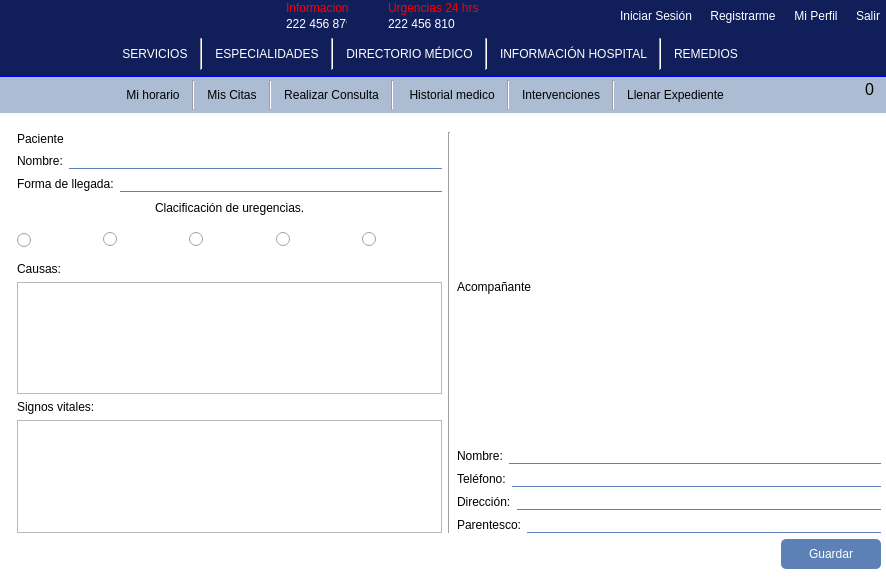
First picture: the form in mainwindow.ui, repository Laloses/Hospital, before the edit.
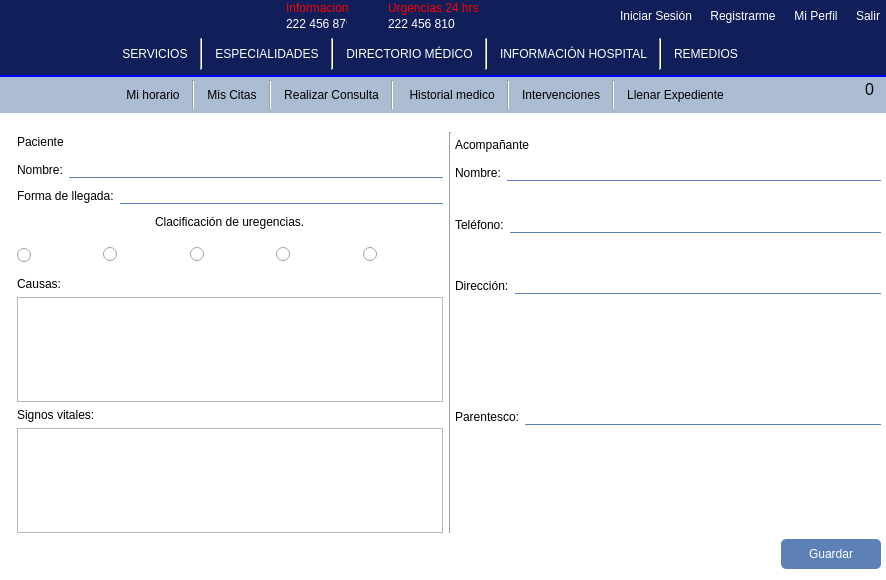
Second picture: the form after the edit. Icons and pictures are not drawn.

Commit message: terminacion casi complatada del espediente probicional

The edit to the form file:
```diff
--- a/mainwindow.ui
+++ b/mainwindow.ui
@@ -7096,21 +7096,28 @@
           </widget>
           <widget class="QWidget" name="page_15">
            <layout class="QGridLayout" name="gridLayout_69">
-            <item row="0" column="0">
+            <item row="0" column="0" rowspan="2">
              <widget class="QLabel" name="label_37">
               <property name="text">
                <string>Paciente</string>
               </property>
              </widget>
             </item>
-            <item row="0" column="1" rowspan="7">
+            <item row="0" column="1" rowspan="11" colspan="2">
              <widget class="Line" name="line_11">
               <property name="orientation">
                <enum>Qt::Vertical</enum>
               </property>
              </widget>
             </item>
-            <item row="1" column="0">
+            <item row="1" column="2">
+             <widget class="QLabel" name="label_41">
+              <property name="text">
+               <string>Acompañante</string>
+              </property>
+             </widget>
+            </item>
+            <item row="2" column="0" rowspan="2">
              <layout class="QGridLayout" name="gridLayout_58">
               <item row="0" column="0">
                <widget class="QLabel" name="label_36">
@@ -7128,7 +7135,21 @@
               </item>
              </layout>
             </item>
-            <item row="2" column="0">
+            <item row="3" column="2">
+             <layout class="QGridLayout" name="gridLayout_62">
+              <item row="0" column="0">
+               <widget class="QLabel" name="label_42">
+                <property name="text">
+                 <string>Nombre:</string>
+                </property>
+               </widget>
+              </item>
+              <item row="0" column="1">
+               <widget class="QLineEdit" name="lineEdit_nombreAcom"/>
+              </item>
+             </layout>
+            </item>
+            <item row="4" column="0">
              <layout class="QGridLayout" name="gridLayout_59">
               <item row="0" column="0">
                <widget class="QLabel" name="label_38">
@@ -7142,7 +7163,7 @@
               </item>
              </layout>
             </item>
-            <item row="3" column="0">
+            <item row="5" column="0" rowspan="2">
              <layout class="QGridLayout" name="gridLayout_68">
               <item row="0" column="0">
                <spacer name="horizontalSpacer_117">
@@ -7179,7 +7200,21 @@
               </item>
              </layout>
             </item>
-            <item row="4" column="0">
+            <item row="6" column="2">
+             <layout class="QGridLayout" name="gridLayout_63">
+              <item row="0" column="0">
+               <widget class="QLabel" name="label_43">
+                <property name="text">
+                 <string>Teléfono:</string>
+                </property>
+               </widget>
+              </item>
+              <item row="0" column="1">
+               <widget class="QLineEdit" name="lineEdit_telefonoAcomp"/>
+              </item>
+             </layout>
+            </item>
+            <item row="7" column="0">
              <layout class="QGridLayout" name="gridLayout_65">
               <item row="2" column="3">
                <widget class="QRadioButton" name="radioButton_naranja">
@@ -7280,7 +7315,7 @@
               </item>
              </layout>
             </item>
-            <item row="5" column="0">
+            <item row="8" column="0" rowspan="2">
              <layout class="QGridLayout" name="gridLayout_60">
               <item row="0" column="0">
                <widget class="QLabel" name="label_39">
@@ -7294,7 +7329,35 @@
               </item>
              </layout>
             </item>
-            <item row="6" column="0">
+            <item row="8" column="2">
+             <layout class="QGridLayout" name="gridLayout_64">
+              <item row="0" column="0">
+               <widget class="QLabel" name="label_44">
+                <property name="text">
+                 <string>Dirección:</string>
+                </property>
+               </widget>
+              </item>
+              <item row="0" column="1">
+               <widget class="QLineEdit" name="lineEdit_dirrecion"/>
+              </item>
+             </layout>
+            </item>
+            <item row="9" column="2" rowspan="2">
+             <layout class="QGridLayout" name="gridLayout_66">
+              <item row="0" column="0">
+               <widget class="QLabel" name="label_46">
+                <property name="text">
+                 <string>Parentesco:</string>
+                </property>
+               </widget>
+              </item>
+              <item row="0" column="1">
+               <widget class="QLineEdit" name="lineEdit_parentesco"/>
+              </item>
+             </layout>
+            </item>
+            <item row="10" column="0">
              <layout class="QGridLayout" name="gridLayout_61">
               <item row="0" column="0">
                <widget class="QLabel" name="label_40">
@@ -7308,7 +7371,7 @@
               </item>
              </layout>
             </item>
-            <item row="7" column="2">
+            <item row="11" column="1" colspan="2">
              <layout class="QGridLayout" name="gridLayout_67">
               <item row="0" column="0">
                <spacer name="horizontalSpacer_110">
@@ -7344,73 +7407,6 @@
               </item>
              </layout>
             </item>
-            <item row="0" column="2" rowspan="7">
-             <layout class="QVBoxLayout" name="verticalLayout_39">
-              <item>
-               <widget class="QLabel" name="label_41">
-                <property name="text">
-                 <string>Acompañante</string>
-                </property>
-               </widget>
-              </item>
-              <item>
-               <layout class="QGridLayout" name="gridLayout_62">
-                <item row="0" column="0">
-                 <widget class="QLabel" name="label_42">
-                  <property name="text">
-                   <string>Nombre:</string>
-                  </property>
-                 </widget>
-                </item>
-                <item row="0" column="1">
-                 <widget class="QLineEdit" name="lineEdit_nombreAcom"/>
-                </item>
-               </layout>
-              </item>
-              <item>
-               <layout class="QGridLayout" name="gridLayout_63">
-                <item row="0" column="0">
-                 <widget class="QLabel" name="label_43">
-                  <property name="text">
-                   <string>Teléfono:</string>
-                  </property>
-                 </widget>
-                </item>
-                <item row="0" column="1">
-                 <widget class="QLineEdit" name="lineEdit_telefonoAcomp"/>
-                </item>
-               </layout>
-              </item>
-              <item>
-               <layout class="QGridLayout" name="gridLayout_64">
-                <item row="0" column="0">
-                 <widget class="QLabel" name="label_44">
-                  <property name="text">
-                   <string>Dirección:</string>
-                  </property>
-                 </widget>
-                </item>
-                <item row="0" column="1">
-                 <widget class="QLineEdit" name="lineEdit_dirrecion"/>
-                </item>
-               </layout>
-              </item>
-              <item>
-               <layout class="QGridLayout" name="gridLayout_66">
-                <item row="0" column="0">
-                 <widget class="QLabel" name="label_46">
-                  <property name="text">
-                   <string>Parentesco:</string>
-                  </property>
-                 </widget>
-                </item>
-                <item row="0" column="1">
-                 <widget class="QLineEdit" name="lineEdit_parentesco"/>
-                </item>
-               </layout>
-              </item>
-             </layout>
-            </item>
            </layout>
           </widget>
          </widget>
```
The commit also changes 1 other file.
